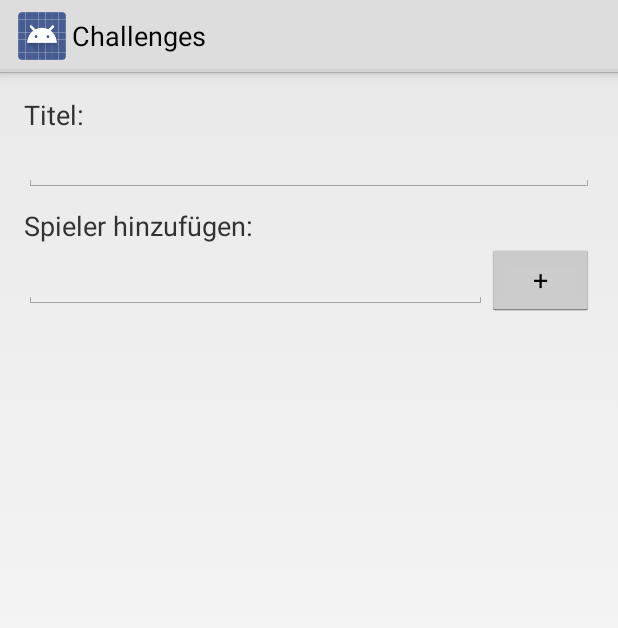
After one commit to martinjuhasz/Challenges, an Android app: the StartGameActivity screen opened directly, with no data from a screen before it, on a phone screen of 412 x 824 dp. The commit adds this screen. Shown: the top 628 px of the screen. Run offline under Robolectric (Android 15) with nearby library versions, the phone set to English and light mode, and no system bars; 1 statement that could not run was skipped.

Commit message:
added functionality to new-game-activity

```diff
--- a/App/app/src/main/AndroidManifest.xml
+++ b/App/app/src/main/AndroidManifest.xml
@@ -27,8 +27,8 @@
             android:excludeFromRecents="true"
             >
         </activity>
-
         <activity android:name=".activities.PhotoChallengeActivity"></activity>
+        <activity android:name=".activities.StartGameActivity"></activity>
 
         <service android:name=".services.GameService" android:exported="false"></service>
         <provider
--- /dev/null
+++ b/App/app/src/main/java/de/medieninf/mobcomp/challenges/activities/NewGameUserAdapter.java
@@ -0,0 +1,37 @@
+package de.medieninf.mobcomp.challenges.activities;
+
+import android.content.Context;
+import android.database.Cursor;
+import android.view.LayoutInflater;
+import android.view.View;
+import android.view.ViewGroup;
+import android.widget.CursorAdapter;
+import android.widget.TextView;
+
+import de.medieninf.mobcomp.challenges.R;
+import de.medieninf.mobcomp.challenges.database.Database;
+
+/**
+ * Created by Martin Juhasz on 28/06/15.
+ */
+public class NewGameUserAdapter extends CursorAdapter {
+
+    private LayoutInflater layoutInflater;
+
+    public NewGameUserAdapter(Context context) {
+        super(context, null, false);
+        layoutInflater = LayoutInflater.from(context);
+    }
+
+    @Override
+    public View newView(Context context, Cursor cursor, ViewGroup parent) {
+        return layoutInflater.inflate(R.layout.listitem_user, parent, false);
+    }
+
+    @Override
+    public void bindView(View view, Context context, Cursor cursor) {
+        TextView usernameView = (TextView)view.findViewById(R.id.tv_startgame_row_username);
+        usernameView.setText(cursor.getString(cursor.getColumnIndex(Database.User.USERNAME)));
+    }
+
+}
--- /dev/null
+++ b/App/app/src/main/java/de/medieninf/mobcomp/challenges/activities/StartGameActivity.java
@@ -0,0 +1,123 @@
+package de.medieninf.mobcomp.challenges.activities;
+
+import android.app.Activity;
+import android.content.ComponentName;
+import android.content.Context;
+import android.content.Intent;
+import android.content.ServiceConnection;
+import android.os.Bundle;
+import android.os.IBinder;
+import android.os.PersistableBundle;
+import android.view.View;
+import android.widget.Button;
+import android.widget.EditText;
+import android.widget.ListView;
+
+import de.medieninf.mobcomp.challenges.R;
+import de.medieninf.mobcomp.challenges.services.GameController;
+import de.medieninf.mobcomp.challenges.services.GameControllerCallback;
+import de.medieninf.mobcomp.challenges.services.GameService;
+
+/**
+ * Created by Martin Juhasz on 15/06/15.
+ */
+public class StartGameActivity extends Activity {
+
+    // Services
+    private boolean gameServiceFound;
+    private GameService gameService;
+    private ServiceConnection gameServiceConnection;
+
+    private NewGameUserAdapter newGameUserAdapter;
+    private NewGameUserLoader newGameUserLoader;
+
+    // UI
+    private EditText titleText;
+    private EditText usernameText;
+    private Button addUserButton;
+    private ListView addedUsersListView;
+
+    @Override
+    protected void onCreate(Bundle savedInstanceState) {
+        super.onCreate(savedInstanceState);
+
+        setContentView(R.layout.activity_add_game);
+        titleText = (EditText)findViewById(R.id.et_add_game_title);
+        usernameText = (EditText)findViewById(R.id.et_add_game_username);
+        addUserButton = (Button)findViewById(R.id.btn_add_game_add_user);
+        addedUsersListView = (ListView)findViewById(R.id.lv_add_game_users);
+
+        addUserButton.setOnClickListener(new View.OnClickListener() {
+            @Override
+            public void onClick(View v) {
+                addUserButtonClicked();
+            }
+        });
+
+        // add services
+        gameServiceConnection = new ServiceConnection() {
+            @Override
+            public void onServiceConnected(ComponentName name, IBinder service) {
+                gameService = ((GameService.GameServiceBinder) service).getService();
+                setNewUsersListAdapter();
+            }
+
+            @Override
+            public void onServiceDisconnected(ComponentName name) {
+                gameServiceFound = false;
+                gameService = null;
+            }
+        };
+        Intent gameServiceIntent = new Intent(this, GameService.class);
+        gameServiceFound = bindService(gameServiceIntent, gameServiceConnection, Context.BIND_AUTO_CREATE);
+
+        // List view
+        this.newGameUserAdapter = new NewGameUserAdapter(this);
+        this.addedUsersListView.setAdapter(this.newGameUserAdapter);
+    }
+
+    @Override
+    protected void onDestroy() {
+        super.onDestroy();
+
+        if (gameServiceFound) {
+            gameServiceFound = false;
+            gameService = null;
+            unbindService(gameServiceConnection);
+        }
+    }
+
+    private void addUserButtonClicked() {
+        if (gameService == null) {
+            return;
+        }
+
+        usernameText.setEnabled(false);
+        addUserButton.setEnabled(false);
+
+        // TODO:check username string for bad characters
+        final String username = usernameText.getText().toString();
+
+        gameService.getGameController().addUserToNewGame(username, new GameControllerCallback() {
+            @Override
+            public void userAdded(boolean successfully) {
+                if (successfully) {
+                    usernameText.setText("");
+                    setNewUsersListAdapter();
+                }
+                usernameText.setEnabled(true);
+                addUserButton.setEnabled(true);
+            }
+        });
+    }
+
+    private void setNewUsersListAdapter() {
+        if (gameService == null || gameService.getGameController().getNewGameUsers().size() <= 0) {
+            return;
+        }
+
+        this.newGameUserLoader = new NewGameUserLoader(this.newGameUserAdapter, this, gameService.getGameController().getNewGameUsers());
+        getLoaderManager().restartLoader(NewGameUserLoader.ID, null, this.newGameUserLoader);
+
+    }
+}
--- a/App/app/src/main/java/de/medieninf/mobcomp/challenges/services/GameServiceAdapter.java
+++ b/App/app/src/main/java/de/medieninf/mobcomp/challenges/services/GameServiceAdapter.java
@@ -1,6 +1,6 @@
 package de.medieninf.mobcomp.challenges.services;
 
-public abstract class GameServiceAdapter implements GameServiceListener{
+public abstract class GameServiceAdapter implements GameServiceListener {
 
     @Override
     public void userRegistrationUpdated(boolean successfully) {
--- /dev/null
+++ b/App/app/src/main/res/layout/activity_add_game.xml
@@ -0,0 +1,63 @@
+<?xml version="1.0" encoding="utf-8"?>
+<LinearLayout xmlns:android="http://schemas.android.com/apk/res/android"
+    android:orientation="vertical" android:layout_width="match_parent"
+    android:layout_height="match_parent"
+    android:paddingLeft="@dimen/activity_horizontal_margin"
+    android:paddingRight="@dimen/activity_horizontal_margin"
+    android:paddingTop="@dimen/activity_vertical_margin"
+    android:paddingBottom="@dimen/activity_vertical_margin"
+    >
+
+    <TextView
+        android:layout_width="match_parent"
+        android:layout_height="wrap_content"
+        android:text="@string/add_game_title"
+        android:textSize="18dp"
+        />
+
+    <EditText
+        android:layout_width="match_parent"
+        android:layout_height="wrap_content"
+        android:id="@+id/et_add_game_title" />
+
+    <TextView
+        android:layout_width="match_parent"
+        android:layout_height="wrap_content"
+        android:textSize="18dp"
+        android:layout_marginTop="10dp"
+        android:text="@string/add_game_add_user"/>
+
+    <LinearLayout
+        android:layout_width="match_parent"
+        android:layout_height="wrap_content"
+        android:orientation="horizontal">
+
+        <EditText
+            android:layout_width="wrap_content"
+            android:layout_height="wrap_content"
+            android:id="@+id/et_add_game_username"
+            android:layout_gravity="center_vertical"
+            android:layout_weight="4" />
+
+        <Button
+            android:layout_width="wrap_content"
+            android:layout_height="wrap_content"
+            android:layout_weight="0.1"
+            android:layout_gravity="center_vertical"
+            android:text="@string/add_game_add_user_button_text"
+            android:id="@+id/btn_add_game_add_user"
+            />
+
+    </LinearLayout>
+
+
+
+
+
+    <ListView
+        android:layout_marginTop="10dp"
+        android:layout_width="match_parent"
+        android:layout_height="wrap_content"
+        android:id="@+id/lv_add_game_users"
+        android:layout_gravity="center_horizontal" />
+</LinearLayout>
--- a/App/app/src/main/res/layout/activity_photochallenge.xml
+++ b/App/app/src/main/res/layout/activity_photochallenge.xml
@@ -6,7 +6,7 @@
     <TextView
         android:layout_width="match_parent"
         android:layout_height="wrap_content"
-        android:text="@string/photo_challenge_title"
+        android:text="@string/photochallenge_title"
         android:textStyle="bold"
         android:textSize="20sp"
         android:paddingTop="20dp"
--- a/App/app/src/main/res/values/strings.xml
+++ b/App/app/src/main/res/values/strings.xml
@@ -5,7 +5,11 @@
     <string name="login_username_title">Enter your desired username here:</string>
     <string name="login_submit">Submit</string>
     <string name="gamelist_current_games">Aktuelle Spiele:</string>
-    <string name="photo_challenge_title">Bilder-Challenge</string>
+    <string name="photochallenge_title">Bilder-Challenge</string>
+    <string name="game_list_start_game">Start new Game</string>
+    <string name="add_game_title">Titel:</string>
+    <string name="add_game_add_user">Spieler hinzufügen:</string>
+    <string name="add_game_add_user_button_text">+</string>
     <string name="photo_challenge_action">Foto machen</string>
     <string name="challenge_submit">absenden</string>
 </resources>
```
Also changed, not shown: App/app/src/main/java/de/medieninf/mobcomp/challenges/activities/GameListActivity.java (+16 -2 lines), App/app/src/main/java/de/medieninf/mobcomp/challenges/activities/NewGameUserLoader.java (added, +79 -0 lines), App/app/src/main/java/de/medieninf/mobcomp/challenges/services/GameController.java (added, +73 -0 lines), App/app/src/main/java/de/medieninf/mobcomp/challenges/services/GameControllerCallback.java (added, +11 -0 lines), App/app/src/main/java/de/medieninf/mobcomp/challenges/services/GameService.java (+17 -7 lines), App/app/src/main/java/de/medieninf/mobcomp/challenges/services/api/ApiHandler.java (+44 -4 lines), App/app/src/main/java/de/medieninf/mobcomp/challenges/services/api/tasks/ApiHandlerAsyncTask.java (+0 -15 lines), App/app/src/main/res/layout/activity_game_list.xml (+9 -1 lines), App/app/src/main/res/layout/listitem_user.xml (added, +23 -0 lines), 1 other file.
